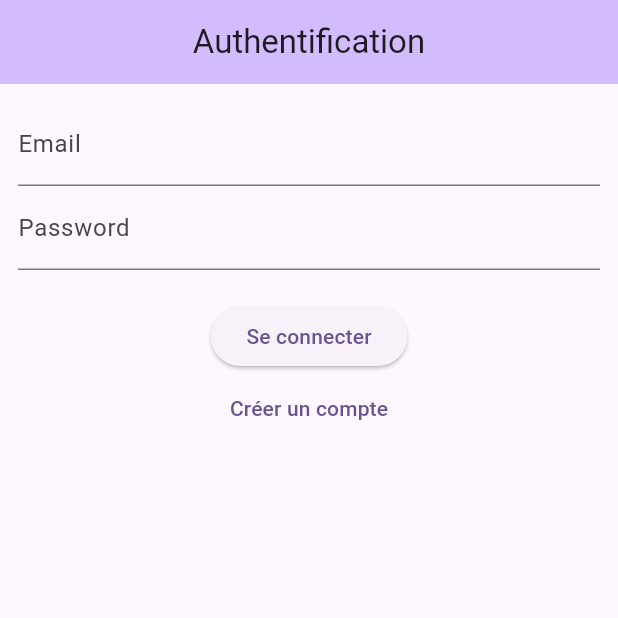
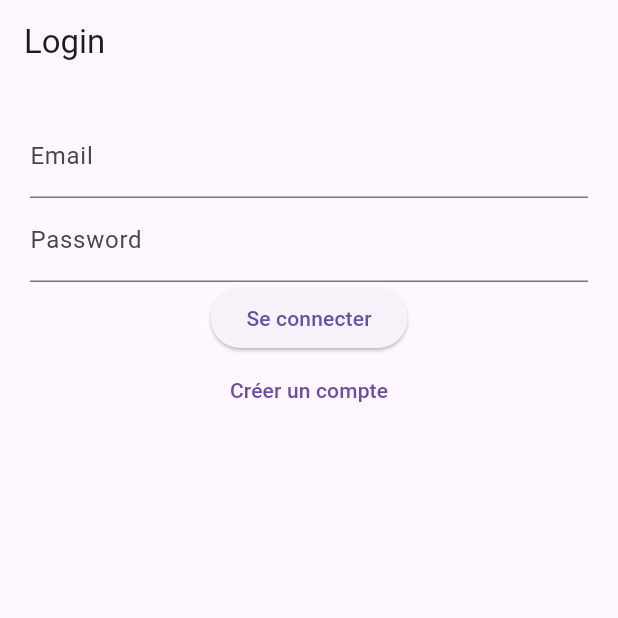
Before and after one commit to Jarod-G/chat2gether, a Flutter app: the screen it shows after launch, on a phone screen of 412 x 824 dp, the top half of it. Run offline on Flutter 3.47's test engine with Material 3 defaults, Android fonts, the phone set to English and light mode, and no system bars; our stand-ins replace cloud_firestore, firebase_auth, firebase_core; accounts and stored records are empty.

Commit message:
Chat view basic UI&LOGIC added

```diff
--- a/chat2gether_app/lib/main.dart
+++ b/chat2gether_app/lib/main.dart
@@ -1,24 +1,33 @@
 import 'package:chat2gether_app/views/auth_view.dart';
+import 'package:chat2gether_app/views/chat_view.dart';
 import 'package:flutter/material.dart';
+import 'package:firebase_auth/firebase_auth.dart';
 import 'package:firebase_core/firebase_core.dart';
 
-Future<void> main() async {
+void main() async {
   WidgetsFlutterBinding.ensureInitialized();
   await Firebase.initializeApp();
   runApp(const MyApp());
 }
 
 class MyApp extends StatelessWidget {
-
   const MyApp({super.key});
 
-  // This widget is the root of your application.
   @override
   Widget build(BuildContext context) {
     return MaterialApp(
-      title: 'CHAT2GETHER',
-      theme: ThemeData(colorScheme: ColorScheme.fromSeed(seedColor: Colors.deepPurple),),
-      home: const AuthView(),
+      home: StreamBuilder<User?>(
+        stream: FirebaseAuth.instance.authStateChanges(),
+        builder: (context, snapshot) {
+          if (snapshot.connectionState == ConnectionState.waiting) {
+            return const Scaffold(body: Center(child: CircularProgressIndicator()));
+          }
+          if (snapshot.hasData) {
+            return ChatView();
+          }
+          return AuthView();
+        },
+      ),
     );
   }
 }
--- a/chat2gether_app/lib/views/auth_view.dart
+++ b/chat2gether_app/lib/views/auth_view.dart
@@ -2,69 +2,53 @@ import 'package:flutter/material.dart';
 import 'package:firebase_auth/firebase_auth.dart';
 
 class AuthView extends StatefulWidget {
-  const AuthView({super.key});
   @override
   State<AuthView> createState() => _AuthViewState();
 }
 
 class _AuthViewState extends State<AuthView> {
-  // VAR
-  final _emailController = TextEditingController();
-  final _passwordController = TextEditingController();
+  final _auth = FirebaseAuth.instance;
+  final emailCtrl = TextEditingController();
+  final passCtrl = TextEditingController();
   bool isLogin = true;
 
-  Future<void> _submit() async {
-    final email = _emailController.text.trim();
-    final password = _passwordController.text.trim();
-
-    try{ // Login user or create account
-      if(isLogin){
-        await FirebaseAuth.instance.signInWithEmailAndPassword(email: email, password: password);
-      }else{
-        await FirebaseAuth.instance.createUserWithEmailAndPassword(email: email, password: password);
+  void _submit() async {
+    try {
+      if (isLogin) {
+        await _auth.signInWithEmailAndPassword(
+            email: emailCtrl.text, password: passCtrl.text);
+      } else {
+        await _auth.createUserWithEmailAndPassword(
+            email: emailCtrl.text, password: passCtrl.text);
       }
-    }
-    catch(e){ // Error while trying to login or signup
-        ScaffoldMessenger.of(context).showSnackBar(SnackBar(content: Text("Erreur : ${e.toString()}")));
+    } catch (e) {
+      print('Erreur: $e');
+      ScaffoldMessenger.of(context)
+          .showSnackBar(SnackBar(content: Text('Erreur: $e')));
     }
   }
-
 
   @override
   Widget build(BuildContext context) {
     return Scaffold(
-      appBar: AppBar(
-        backgroundColor: Theme.of(context).colorScheme.inversePrimary,
-        title: Center(child: Text("Authentification")),
-      ),
+      appBar: AppBar(title: Text(isLogin ? 'Login' : 'Register')),
       body: Padding(
-        padding: const EdgeInsets.all(12.0),
+        padding: EdgeInsets.all(20),
         child: Column(
-          mainAxisAlignment: MainAxisAlignment.start,
           children: [
-            TextField(
-              controller: _emailController,
-              decoration: InputDecoration(labelText: "Email"),
-            ),
-            TextField(
-              controller: _passwordController,
-              decoration: InputDecoration(labelText: "Password"),
-              obscureText: true,
-            ),
-            const SizedBox(height: 20),
-            ElevatedButton(
-                onPressed: _submit,
-                child: Text(isLogin ? 'Se connecter' : 'Créer un compte'),
-            ),
+            TextField(controller: emailCtrl, decoration: InputDecoration(labelText: 'Email')),
+            TextField(controller: passCtrl, decoration: InputDecoration(labelText: 'Password'), obscureText: true),
+            ElevatedButton(onPressed: _submit, child: Text(isLogin ? 'Se connecter' : 'Créer un compte')),
             TextButton(
-                onPressed: () => setState(() {
+              child: Text(isLogin ? 'Créer un compte' : 'Se connecter'),
+              onPressed: () {
+                setState(() {
                   isLogin = !isLogin;
-                }),
-                child: Text(isLogin
-                    ? 'Créer un compte'
-                    : 'Déjà un compte ? Se connecter'),)
-              ]
-            ),
+                });
+              },
+            )
+          ],
+        ),
       ),
     );
   }
```
Also changed, not shown: chat2gether_app/lib/views/chat_view.dart (+113 -0 lines), 1 other file.
